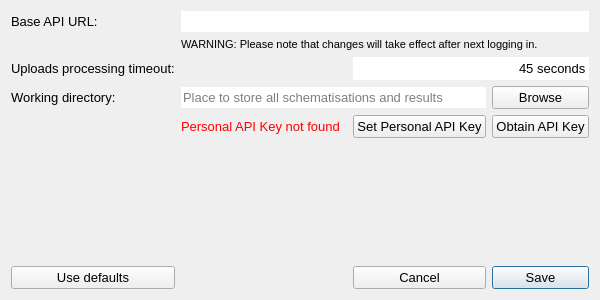
First picture: the form in threedi_models_and_simulations/ui/settings.ui, repository nens/threedi-api-qgis-client, before the edit.
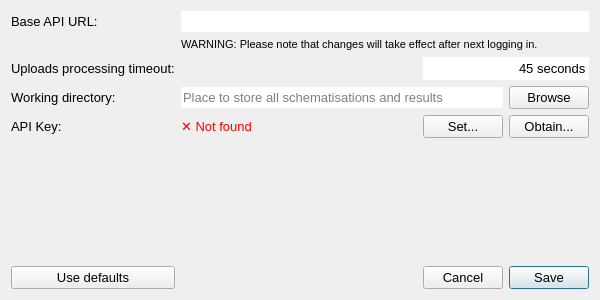
Second picture: the form after the edit.

Patch:
```diff
--- a/threedi_models_and_simulations/ui/settings.ui
+++ b/threedi_models_and_simulations/ui/settings.ui
@@ -174,21 +174,28 @@
    <item row="7" column="1">
     <widget class="QLabel" name="pak_label">
      <property name="text">
-      <string>&lt;html&gt;&lt;head/&gt;&lt;body&gt;&lt;p&gt;&lt;span style=&quot; color:#ff0000;&quot;&gt;Personal API Key not found&lt;/span&gt;&lt;/p&gt;&lt;/body&gt;&lt;/html&gt;</string>
+      <string>&lt;html&gt;&lt;head/&gt;&lt;body&gt;&lt;p&gt;&lt;span style=&quot; color:#ff0000;&quot;&gt;✕ Not found&lt;/span&gt;&lt;/p&gt;&lt;/body&gt;&lt;/html&gt;</string>
      </property>
     </widget>
    </item>
    <item row="7" column="3">
     <widget class="QPushButton" name="set_pak_pb">
      <property name="text">
-      <string>Set Personal API Key</string>
+      <string>Set...</string>
      </property>
     </widget>
    </item>
    <item row="7" column="4">
     <widget class="QPushButton" name="obtain_pak_pb">
      <property name="text">
-      <string>Obtain API Key</string>
+      <string>Obtain...</string>
+     </property>
+    </widget>
+   </item>
+   <item row="7" column="0">
+    <widget class="QLabel" name="label_5">
+     <property name="text">
+      <string>API Key:</string>
      </property>
     </widget>
    </item>
```
